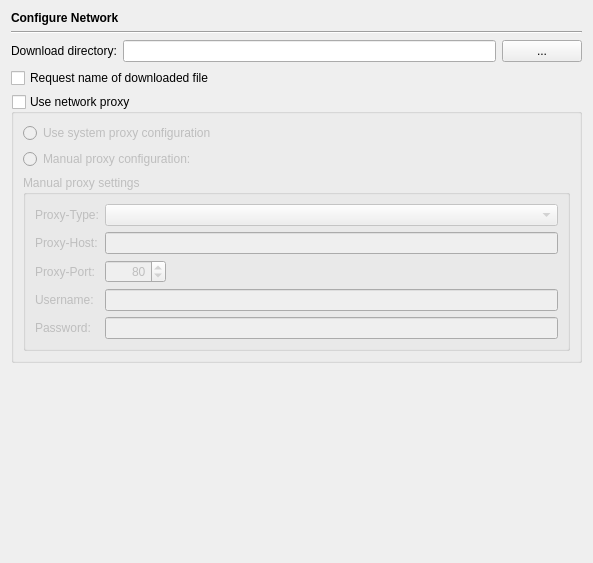
This is Preferences/ConfigurationPages/NetworkPage.ui in testmana2/test as Qt 5 draws it before an edit. The edited form follows.
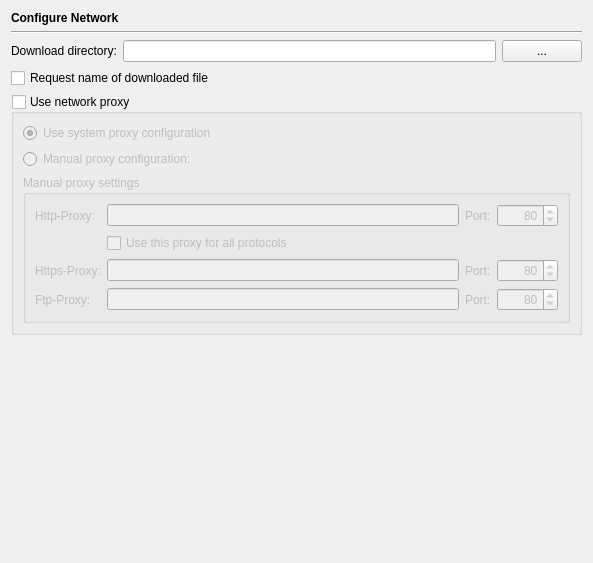
This is the edited form.

Commit message: Extended the proxy handling to HTTPS and FTP.

Diff of the .ui file:
```diff
--- a/Preferences/ConfigurationPages/NetworkPage.ui
+++ b/Preferences/ConfigurationPages/NetworkPage.ui
@@ -92,6 +92,9 @@
         <property name="text">
          <string>Use system proxy configuration</string>
         </property>
+        <property name="checked">
+         <bool>true</bool>
+        </property>
        </widget>
       </item>
       <item>
@@ -106,6 +109,9 @@
       </item>
       <item>
        <widget class="QGroupBox" name="groupBox">
+        <property name="enabled">
+         <bool>false</bool>
+        </property>
         <property name="title">
          <string>Manual proxy settings</string>
         </property>
@@ -114,100 +120,132 @@
         </property>
         <layout class="QGridLayout" name="gridLayout">
          <item row="0" column="0">
-          <widget class="QLabel" name="label_5">
-           <property name="text">
-            <string>Proxy-Type:</string>
-           </property>
-          </widget>
-         </item>
-         <item row="0" column="1" colspan="2">
-          <widget class="QComboBox" name="proxyTypeCombo">
-           <property name="toolTip">
-            <string>Select the type of the proxy</string>
-           </property>
-          </widget>
-         </item>
-         <item row="1" column="0">
           <widget class="QLabel" name="label">
            <property name="text">
-            <string>Proxy-Host:</string>
+            <string>Http-Proxy:</string>
            </property>
           </widget>
          </item>
-         <item row="1" column="1" colspan="2">
-          <widget class="QLineEdit" name="proxyHostEdit">
+         <item row="0" column="1">
+          <widget class="QLineEdit" name="httpProxyHostEdit">
            <property name="toolTip">
             <string>Enter the name of the proxy host</string>
            </property>
           </widget>
          </item>
-         <item row="2" column="0">
+         <item row="0" column="2">
           <widget class="QLabel" name="label_2">
            <property name="text">
-            <string>Proxy-Port:</string>
+            <string>Port:</string>
+           </property>
+          </widget>
+         </item>
+         <item row="0" column="3">
+          <widget class="QSpinBox" name="httpProxyPortSpin">
+           <property name="toolTip">
+            <string>Enter the HTTP proxy port</string>
+           </property>
+           <property name="alignment">
+            <set>Qt::AlignRight</set>
+           </property>
+           <property name="minimum">
+            <number>1</number>
+           </property>
+           <property name="maximum">
+            <number>65535</number>
+           </property>
+           <property name="value">
+            <number>80</number>
+           </property>
+          </widget>
+         </item>
+         <item row="1" column="1" colspan="3">
+          <widget class="QCheckBox" name="httpProxyForAllCheckBox">
+           <property name="toolTip">
+            <string>Select to use the HTTP proxy for all</string>
+           </property>
+           <property name="text">
+            <string>Use this proxy for all protocols</string>
+           </property>
+          </widget>
+         </item>
+         <item row="2" column="0">
+          <widget class="QLabel" name="label_4">
+           <property name="text">
+            <string>Https-Proxy:</string>
            </property>
           </widget>
          </item>
          <item row="2" column="1">
-          <widget class="QSpinBox" name="proxyPortSpin">
+          <widget class="QLineEdit" name="httpsProxyHostEdit">
            <property name="toolTip">
-            <string>Enter the proxy port</string>
-           </property>
-           <property name="alignment">
-            <set>Qt::AlignRight</set>
-           </property>
-           <property name="minimum">
-            <number>1</number>
-           </property>
-           <property name="maximum">
-            <number>65535</number>
-           </property>
-           <property name="value">
-            <number>80</number>
+            <string>Enter the name of the HTTPS proxy host</string>
            </property>
           </widget>
          </item>
          <item row="2" column="2">
-          <spacer>
-           <property name="orientation">
-            <enum>Qt::Horizontal</enum>
+          <widget class="QLabel" name="label_5">
+           <property name="text">
+            <string>Port:</string>
            </property>
-           <property name="sizeHint" stdset="0">
-            <size>
-             <width>40</width>
-             <height>20</height>
-            </size>
+          </widget>
+         </item>
+         <item row="2" column="3">
+          <widget class="QSpinBox" name="httpsProxyPortSpin">
+           <property name="toolTip">
+            <string>Enter the HTTPS proxy port</string>
            </property>
-          </spacer>
+           <property name="alignment">
+            <set>Qt::AlignRight</set>
+           </property>
+           <property name="minimum">
+            <number>1</number>
+           </property>
+           <property name="maximum">
+            <number>65535</number>
+           </property>
+           <property name="value">
+            <number>80</number>
+           </property>
+          </widget>
          </item>
          <item row="3" column="0">
           <widget class="QLabel" name="label_3">
            <property name="text">
-            <string>Username:</string>
+            <string>Ftp-Proxy:</string>
            </property>
           </widget>
          </item>
-         <item row="3" column="1" colspan="2">
-          <widget class="QLineEdit" name="proxyUserEdit">
+         <item row="3" column="1">
+          <widget class="QLineEdit" name="ftpProxyHostEdit">
            <property name="toolTip">
             <string>Enter the username for the proxy</string>
            </property>
           </widget>
          </item>
-         <item row="4" column="0">
-          <widget class="QLabel" name="label_4">
+         <item row="3" column="2">
+          <widget class="QLabel" name="label_7">
            <property name="text">
-            <string>Password:</string>
+            <string>Port:</string>
            </property>
           </widget>
          </item>
-         <item row="4" column="1" colspan="2">
-          <widget class="QLineEdit" name="proxyPasswordEdit">
+         <item row="3" column="3">
+          <widget class="QSpinBox" name="ftpProxyPortSpin">
            <property name="toolTip">
             <string>Enter the password for the proxy</string>
            </property>
-           <property name="echoMode">
-            <enum>QLineEdit::Password</enum>
+           <property name="alignment">
+            <set>Qt::AlignRight</set>
+           </property>
+           <property name="minimum">
+            <number>1</number>
+           </property>
+           <property name="maximum">
+            <number>65535</number>
+           </property>
+           <property name="value">
+            <number>80</number>
            </property>
           </widget>
          </item>
```
Left out of the diff: 149 changed lines with no effect on the pictures. The commit also changes 11 other files.
